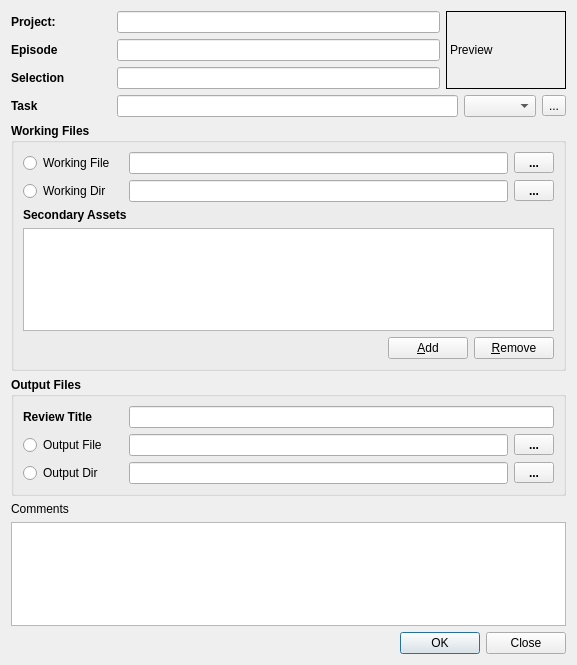
Before: the Qt Designer form module/wildchildanimation/gui/forms/maya/publish_dialog.ui in dearyangyu/swing, drawn with Qt 5.
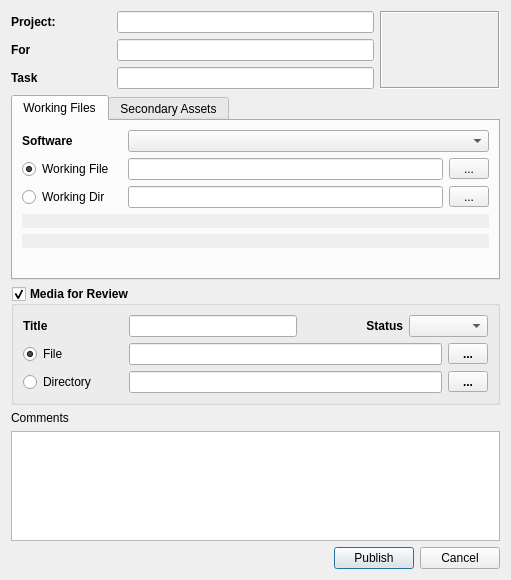
After: the same form once the commit is applied.

```diff
--- a/module/wildchildanimation/gui/forms/maya/publish_dialog.ui
+++ b/module/wildchildanimation/gui/forms/maya/publish_dialog.ui
@@ -6,8 +6,8 @@
    <rect>
     <x>0</x>
     <y>0</y>
-    <width>577</width>
-    <height>665</height>
+    <width>511</width>
+    <height>580</height>
    </rect>
   </property>
   <property name="windowTitle">
@@ -15,13 +15,13 @@
   </property>
   <layout class="QVBoxLayout" name="verticalLayout_6">
    <item>
-    <layout class="QHBoxLayout" name="horizontalLayout_7">
+    <layout class="QHBoxLayout" name="horizontalLayout_9">
      <item>
       <layout class="QVBoxLayout" name="verticalLayout_2">
        <item>
         <layout class="QHBoxLayout" name="horizontalLayout_3">
          <item>
-          <widget class="QLabel" name="label_3">
+          <widget class="QLabel" name="labelProject">
            <property name="minimumSize">
             <size>
              <width>100</width>
@@ -40,14 +40,14 @@
           </widget>
          </item>
          <item>
-          <widget class="QLineEdit" name="lineEdit"/>
+          <widget class="QLineEdit" name="lineEditProject"/>
          </item>
         </layout>
        </item>
        <item>
         <layout class="QHBoxLayout" name="horizontalLayout_5">
          <item>
-          <widget class="QLabel" name="label_4">
+          <widget class="QLabel" name="labelEpisode">
            <property name="minimumSize">
             <size>
              <width>100</width>
@@ -61,19 +61,19 @@
             </font>
            </property>
            <property name="text">
-            <string>Episode</string>
+            <string>For</string>
            </property>
           </widget>
          </item>
          <item>
-          <widget class="QLineEdit" name="lineEdit_2"/>
+          <widget class="QLineEdit" name="lineEditFor"/>
          </item>
         </layout>
        </item>
        <item>
         <layout class="QHBoxLayout" name="horizontalLayout_6">
          <item>
-          <widget class="QLabel" name="label_5">
+          <widget class="QLabel" name="labelSelection">
            <property name="minimumSize">
             <size>
              <width>100</width>
@@ -87,12 +87,12 @@
             </font>
            </property>
            <property name="text">
-            <string>Selection</string>
+            <string>Task</string>
            </property>
           </widget>
          </item>
          <item>
-          <widget class="QLineEdit" name="lineEdit_3"/>
+          <widget class="QLineEdit" name="lineEditSelection"/>
          </item>
         </layout>
        </item>
@@ -109,75 +109,66 @@
        <property name="frameShape">
         <enum>QFrame::Box</enum>
        </property>
-       <property name="text">
-        <string>Preview</string>
+       <property name="frameShadow">
+        <enum>QFrame::Sunken</enum>
        </property>
-      </widget>
-     </item>
-    </layout>
-   </item>
-   <item>
-    <layout class="QHBoxLayout" name="horizontalLayout_2">
-     <item>
-      <widget class="QLabel" name="label_2">
-       <property name="minimumSize">
-        <size>
-         <width>100</width>
-         <height>0</height>
-        </size>
-       </property>
-       <property name="font">
-        <font>
-         <weight>75</weight>
-         <bold>true</bold>
-        </font>
-       </property>
        <property name="text">
-        <string>Task</string>
+        <string/>
        </property>
-      </widget>
-     </item>
-     <item>
-      <widget class="QLineEdit" name="lineEditTask">
-       <property name="readOnly">
-        <bool>true</bool>
+       <property name="alignment">
+        <set>Qt::AlignCenter</set>
        </property>
       </widget>
      </item>
-     <item>
-      <widget class="QComboBox" name="comboBoxTaskStatus"/>
-     </item>
-     <item>
-      <widget class="QToolButton" name="toolButtonWeb">
-       <property name="toolTip">
-        <string>Open in Kitsu</string>
-       </property>
-       <property name="text">
-        <string>...</string>
-       </property>
-      </widget>
-     </item>
     </layout>
    </item>
    <item>
-    <widget class="QGroupBox" name="groupBox">
-     <property name="font">
-      <font>
-       <weight>75</weight>
-       <bold>true</bold>
-      </font>
+    <widget class="QTabWidget" name="tabWidget">
+     <property name="currentIndex">
+      <number>0</number>
      </property>
-     <property name="title">
+     <widget class="QWidget" name="tab">
+      <attribute name="title">
       <string>Working Files</string>
-     </property>
-     <property name="flat">
-      <bool>false</bool>
-     </property>
+      </attribute>
      <layout class="QVBoxLayout" name="verticalLayout_5">
+       <item>
+        <layout class="QHBoxLayout" name="horizontalLayout_10">
+         <item>
+          <widget class="QLabel" name="labelSoftware">
+           <property name="minimumSize">
+            <size>
+             <width>100</width>
+             <height>0</height>
+            </size>
+           </property>
+           <property name="font">
+            <font>
+             <weight>75</weight>
+             <bold>true</bold>
+            </font>
+           </property>
+           <property name="text">
+            <string>Software</string>
+           </property>
+          </widget>
+         </item>
+         <item>
+          <widget class="QComboBox" name="comboBoxSoftware">
+           <property name="sizePolicy">
+            <sizepolicy hsizetype="Expanding" vsizetype="Fixed">
+             <horstretch>0</horstretch>
+             <verstretch>0</verstretch>
+            </sizepolicy>
+           </property>
+          </widget>
+         </item>
+        </layout>
+       </item>
       <item>
        <layout class="QHBoxLayout" name="horizontalLayoutProjectFile">
         <item>
-         <widget class="QRadioButton" name="radioButton">
+          <widget class="QRadioButton" name="radioButtonWorkingFile">
           <property name="minimumSize">
            <size>
             <width>100</width>
@@ -193,13 +184,16 @@
           <property name="text">
            <string>Working File</string>
           </property>
+           <property name="checked">
+            <bool>true</bool>
+           </property>
          </widget>
         </item>
         <item>
-         <widget class="QLineEdit" name="projectFileEdit"/>
+          <widget class="QLineEdit" name="workingFileEdit"/>
         </item>
         <item>
-         <widget class="QToolButton" name="projectFileToolButton">
+          <widget class="QToolButton" name="workingFileSelectButton">
           <property name="minimumSize">
            <size>
             <width>40</width>
@@ -222,7 +216,7 @@
       <item>
        <layout class="QHBoxLayout" name="horizontalLayoutProjectFile_4">
         <item>
-         <widget class="QRadioButton" name="radioButton_2">
+          <widget class="QRadioButton" name="radioButtonWorkingDir">
           <property name="minimumSize">
            <size>
             <width>100</width>
@@ -241,10 +235,10 @@
          </widget>
         </item>
         <item>
-         <widget class="QLineEdit" name="projectFileEdit_2"/>
+          <widget class="QLineEdit" name="workingDirEdit"/>
         </item>
         <item>
-         <widget class="QToolButton" name="projectFileToolButton_2">
+          <widget class="QToolButton" name="workingDirSelectButton">
           <property name="minimumSize">
            <size>
             <width>40</width>
@@ -265,29 +259,69 @@
        </layout>
       </item>
       <item>
-       <layout class="QVBoxLayout" name="verticalLayout_3">
+        <widget class="QLabel" name="labelReviewFile">
+         <property name="autoFillBackground">
+          <bool>true</bool>
+         </property>
+         <property name="styleSheet">
+          <string notr="true">color: rgb(0, 170, 0)</string>
+         </property>
+         <property name="frameShape">
+          <enum>QFrame::NoFrame</enum>
+         </property>
+         <property name="text">
+          <string/>
+         </property>
+        </widget>
+       </item>
         <item>
-         <widget class="QLabel" name="referencesLabel">
-          <property name="minimumSize">
+        <widget class="QLabel" name="labelZipMessage">
+         <property name="autoFillBackground">
+          <bool>true</bool>
+         </property>
+         <property name="styleSheet">
+          <string notr="true">color: rgb(0, 170, 0)</string>
+         </property>
+         <property name="frameShape">
+          <enum>QFrame::NoFrame</enum>
+         </property>
+         <property name="text">
+          <string/>
+         </property>
+        </widget>
+       </item>
+       <item>
+        <spacer name="verticalSpacer">
+         <property name="orientation">
+          <enum>Qt::Vertical</enum>
+         </property>
+         <property name="sizeHint" stdset="0">
            <size>
-            <width>100</width>
-            <height>0</height>
-           </size>
-          </property>
-          <property name="font">
-           <font>
-            <weight>75</weight>
-            <bold>true</bold>
-           </font>
-          </property>
-          <property name="text">
+           <width>20</width>
+           <height>40</height>
+          </size>
+         </property>
+        </spacer>
+       </item>
+      </layout>
+     </widget>
+     <widget class="QWidget" name="tab_2">
+      <attribute name="title">
            <string>Secondary Assets</string>
+      </attribute>
+      <layout class="QVBoxLayout" name="verticalLayout_7">
+       <item>
+        <layout class="QVBoxLayout" name="verticalLayout_3">
+         <item>
+          <widget class="QListView" name="referencesListView">
+           <property name="minimumSize">
+            <size>
+             <width>0</width>
+             <height>20</height>
+            </size>
           </property>
          </widget>
         </item>
-        <item>
-         <widget class="QListView" name="referencesListView"/>
-        </item>
         <item>
          <layout class="QHBoxLayout" name="horizontalLayout_8">
           <item>
@@ -341,23 +375,33 @@
       </item>
      </layout>
     </widget>
+    </widget>
    </item>
    <item>
-    <widget class="QGroupBox" name="groupBox_2">
+    <widget class="QGroupBox" name="groupBoxOutputFiles">
      <property name="font">
       <font>
        <weight>75</weight>
        <bold>true</bold>
       </font>
      </property>
+     <property name="acceptDrops">
+      <bool>true</bool>
+     </property>
      <property name="title">
-      <string>Output Files</string>
+      <string>Media for Review </string>
+     </property>
+     <property name="flat">
+      <bool>false</bool>
+     </property>
+     <property name="checkable">
+      <bool>true</bool>
      </property>
      <layout class="QVBoxLayout" name="verticalLayout">
       <item>
        <layout class="QHBoxLayout" name="horizontalLayout_4">
         <item>
-         <widget class="QLabel" name="label">
+         <widget class="QLabel" name="labelReviewTile">
           <property name="minimumSize">
            <size>
             <width>100</width>
@@ -365,19 +409,61 @@
            </size>
           </property>
           <property name="text">
-           <string>Review Title</string>
+           <string>Title</string>
           </property>
          </widget>
         </item>
         <item>
          <widget class="QLineEdit" name="reviewTitleLineEdit"/>
         </item>
+        <item>
+         <layout class="QHBoxLayout" name="horizontalLayout_7">
+          <item>
+           <widget class="QLabel" name="labelTask">
+            <property name="sizePolicy">
+             <sizepolicy hsizetype="Minimum" vsizetype="Preferred">
+              <horstretch>0</horstretch>
+              <verstretch>0</verstretch>
+             </sizepolicy>
+            </property>
+            <property name="minimumSize">
+             <size>
+              <width>100</width>
+              <height>0</height>
+             </size>
+            </property>
+            <property name="font">
+             <font>
+              <weight>75</weight>
+              <bold>true</bold>
+             </font>
+            </property>
+            <property name="text">
+             <string>Status</string>
+            </property>
+            <property name="alignment">
+             <set>Qt::AlignRight|Qt::AlignTrailing|Qt::AlignVCenter</set>
+            </property>
+           </widget>
+          </item>
+          <item>
+           <widget class="QComboBox" name="comboBoxTaskStatus">
+            <property name="sizePolicy">
+             <sizepolicy hsizetype="Expanding" vsizetype="Fixed">
+              <horstretch>0</horstretch>
+              <verstretch>0</verstretch>
+             </sizepolicy>
+            </property>
+           </widget>
+          </item>
+         </layout>
+        </item>
        </layout>
       </item>
       <item>
        <layout class="QHBoxLayout" name="horizontalLayoutProjectFile_6">
         <item>
-         <widget class="QRadioButton" name="radioButton_4">
+         <widget class="QRadioButton" name="radioButtonOutputFile">
           <property name="minimumSize">
            <size>
             <width>100</width>
@@ -391,15 +477,18 @@
            </font>
           </property>
           <property name="text">
-           <string>Output File</string>
+           <string>File</string>
+          </property>
+          <property name="checked">
+           <bool>true</bool>
           </property>
          </widget>
         </item>
         <item>
-         <widget class="QLineEdit" name="projectFileEdit_4"/>
+         <widget class="QLineEdit" name="outputFileEdit"/>
         </item>
         <item>
-         <widget class="QToolButton" name="projectFileToolButton_4">
+         <widget class="QToolButton" name="outputFileSelectButton">
           <property name="minimumSize">
            <size>
             <width>40</width>
@@ -422,7 +511,7 @@
       <item>
        <layout class="QHBoxLayout" name="horizontalLayoutProjectFile_5">
         <item>
-         <widget class="QRadioButton" name="radioButton_3">
+         <widget class="QRadioButton" name="radioButtonOutputDir">
           <property name="minimumSize">
            <size>
             <width>100</width>
@@ -436,15 +525,15 @@
            </font>
           </property>
           <property name="text">
-           <string>Output Dir</string>
+           <string>Directory</string>
           </property>
          </widget>
         </item>
         <item>
-         <widget class="QLineEdit" name="projectFileEdit_3"/>
+         <widget class="QLineEdit" name="outputDirEdit"/>
         </item>
         <item>
-         <widget class="QToolButton" name="projectFileToolButton_3">
+         <widget class="QToolButton" name="outputDirSelectButton">
           <property name="minimumSize">
            <size>
             <width>40</width>
@@ -486,7 +575,14 @@
       </widget>
      </item>
      <item>
-      <widget class="QPlainTextEdit" name="commentEdit"/>
+      <widget class="QPlainTextEdit" name="commentEdit">
+       <property name="minimumSize">
+        <size>
+         <width>0</width>
+         <height>60</height>
+        </size>
+       </property>
+      </widget>
      </item>
     </layout>
    </item>
@@ -508,7 +604,7 @@
      <item>
       <widget class="QPushButton" name="pushButtonOK">
        <property name="text">
-        <string>OK</string>
+        <string>Publish</string>
        </property>
        <property name="default">
         <bool>true</bool>
@@ -518,7 +614,7 @@
      <item>
       <widget class="QPushButton" name="pushButtonCancel">
        <property name="text">
-        <string>Close</string>
+        <string>Cancel</string>
        </property>
       </widget>
      </item>
```
Lines whose indentation alone changed are shown as unchanged.
